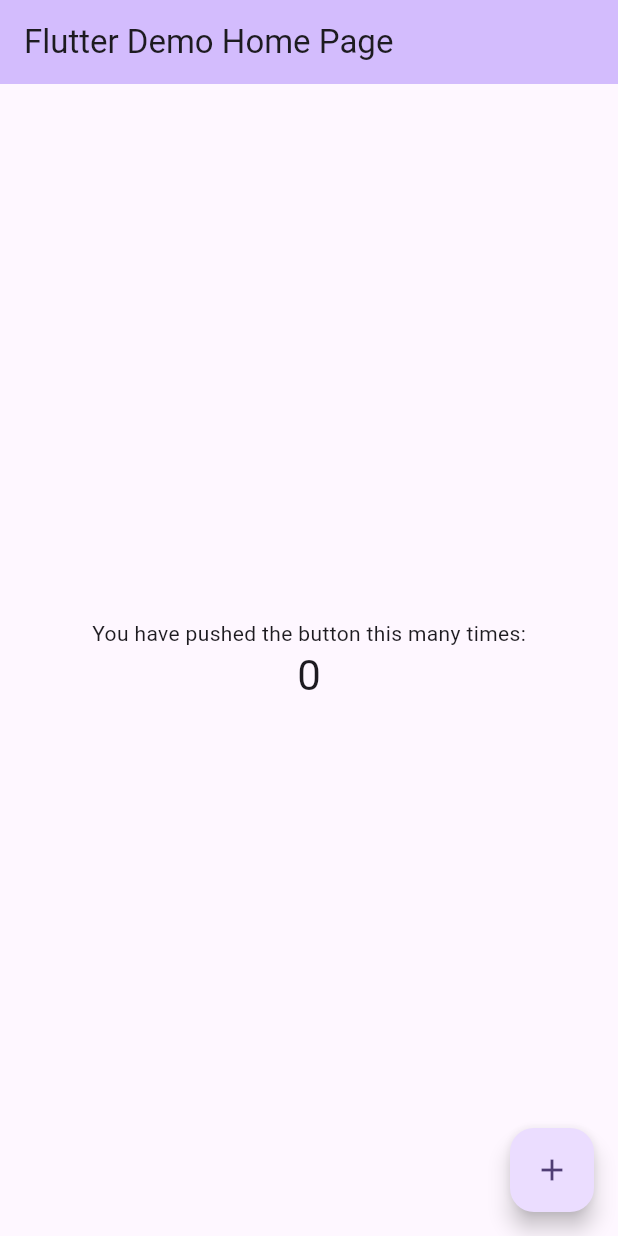
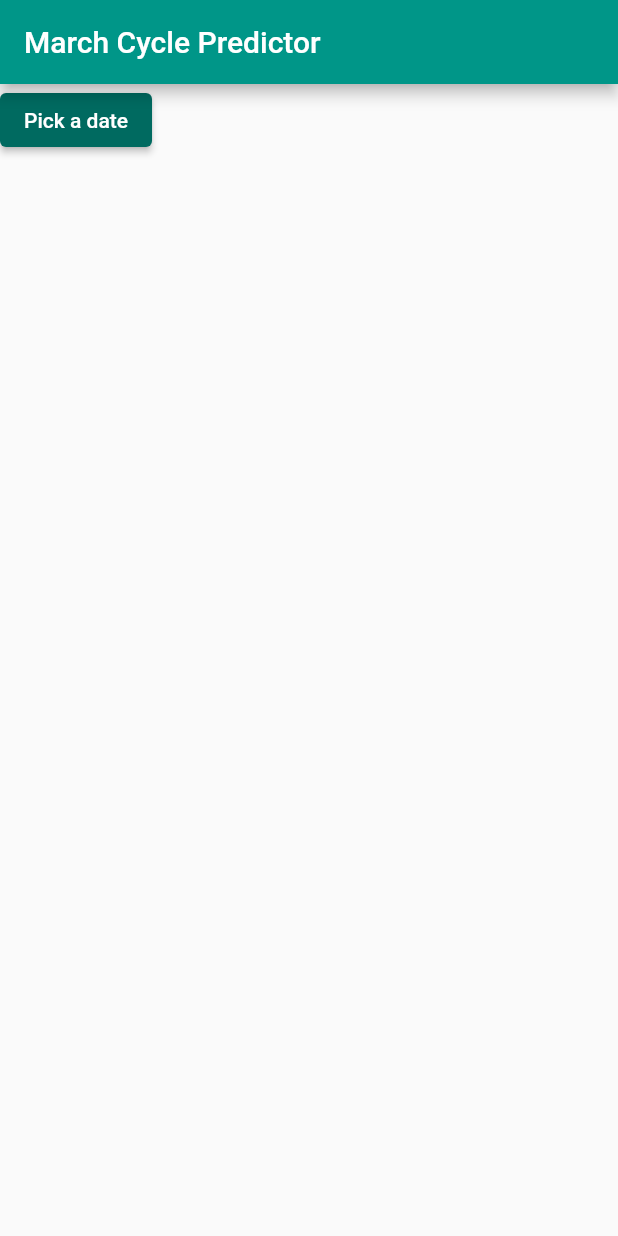
Before and after one commit to SoroushBeigi/March-Cycle-Predictor, a Flutter app: the screen it shows after launch, on a phone screen of 412 x 824 dp. Run offline on Flutter 3.47's test engine with Material 2 defaults, Android fonts, the phone set to English and light mode, and no system bars; our stand-ins replace bloc.

Commit message:
basic app structure

```diff
--- /dev/null
+++ b/lib/app.dart
@@ -0,0 +1,15 @@
+import 'package:flutter/material.dart';
+import 'package:march_cycle_predictor/features/feature_period/presentation/period_screen.dart';
+
+class MyApp extends StatelessWidget {
+  const MyApp({super.key});
+  @override
+  Widget build(BuildContext context) {
+    return MaterialApp(
+      theme: ThemeData(
+        colorScheme: ColorScheme.fromSeed(seedColor: Colors.teal),
+      ),
+      home: const PeriodScreen(),
+    );
+  }
+}
--- /dev/null
+++ b/lib/core/logic/period_calculation.dart
@@ -0,0 +1,3 @@
+class PeriodCalculation{
+
+}
--- /dev/null
+++ b/lib/features/feature_period/presentation/bloc/period_event.dart
@@ -0,0 +1,4 @@
+part of 'period_bloc.dart';
+
+@immutable
+sealed class PeriodEvent {}
--- /dev/null
+++ b/lib/features/feature_period/presentation/bloc/period_state.dart
@@ -0,0 +1,6 @@
+part of 'period_bloc.dart';
+
+@immutable
+sealed class PeriodState {}
+
+final class PeriodInitial extends PeriodState {}
--- /dev/null
+++ b/lib/features/feature_period/presentation/period_screen.dart
@@ -0,0 +1,41 @@
+import 'package:flutter/material.dart';
+
+class PeriodScreen extends StatefulWidget {
+  const PeriodScreen({super.key});
+
+  @override
+  State<PeriodScreen> createState() => _PeriodScreenState();
+}
+
+class _PeriodScreenState extends State<PeriodScreen> {
+  @override
+  Widget build(BuildContext context) {
+    return SafeArea(
+      child: Scaffold(
+        appBar: AppBar(
+          title: const Text(
+            'March Cycle Predictor',
+            style: TextStyle(
+              color: Colors.white,
+            ),
+          ),
+          backgroundColor: Colors.teal,
+        ),
+        body: Column(
+          children: [
+            ElevatedButton(
+                onPressed: () {
+                  // showDatePicker(
+                  //     context: context,
+                  //     initialDate: DateTime.now(),
+                  //     firstDate:
+                  //         DateTime.now().subtract(const Duration(days: 150)),
+                  //     lastDate: DateTime.now().add(const Duration(days: 150)));
+                },
+                child: const Text('Pick a date')),
+          ],
+        ),
+      ),
+    );
+  }
+}
--- a/lib/main.dart
+++ b/lib/main.dart
@@ -1,125 +1,12 @@
 import 'package:flutter/material.dart';
+import 'package:march_cycle_predictor/app.dart';
 
-void main() {
+void main() async{
+  await ensureInitializedApp();
   runApp(const MyApp());
 }
 
-class MyApp extends StatelessWidget {
-  const MyApp({super.key});
-
-  // This widget is the root of your application.
-  @override
-  Widget build(BuildContext context) {
-    return MaterialApp(
-      title: 'Flutter Demo',
-      theme: ThemeData(
-        // This is the theme of your application.
-        //
-        // TRY THIS: Try running your application with "flutter run". You'll see
-        // the application has a blue toolbar. Then, without quitting the app,
-        // try changing the seedColor in the colorScheme below to Colors.green
-        // and then invoke "hot reload" (save your changes or press the "hot
-        // reload" button in a Flutter-supported IDE, or press "r" if you used
-        // the command line to start the app).
-        //
-        // Notice that the counter didn't reset back to zero; the application
-        // state is not lost during the reload. To reset the state, use hot
-        // restart instead.
-        //
-        // This works for code too, not just values: Most code changes can be
-        // tested with just a hot reload.
-        colorScheme: ColorScheme.fromSeed(seedColor: Colors.deepPurple),
-        useMaterial3: true,
-      ),
-      home: const MyHomePage(title: 'Flutter Demo Home Page'),
-    );
-  }
+Future<void> ensureInitializedApp() async {
+  WidgetsFlutterBinding.ensureInitialized();
+  //Implement any initialization before running the app.
 }
-
-class MyHomePage extends StatefulWidget {
-  const MyHomePage({super.key, required this.title});
-
-  // This widget is the home page of your application. It is stateful, meaning
-  // that it has a State object (defined below) that contains fields that affect
-  // how it looks.
-
-  // This class is the configuration for the state. It holds the values (in this
-  // case the title) provided by the parent (in this case the App widget) and
-  // used by the build method of the State. Fields in a Widget subclass are
-  // always marked "final".
-
-  final String title;
-
-  @override
-  State<MyHomePage> createState() => _MyHomePageState();
-}
-
-class _MyHomePageState extends State<MyHomePage> {
-  int _counter = 0;
-
-  void _incrementCounter() {
-    setState(() {
-      // This call to setState tells the Flutter framework that something has
-      // changed in this State, which causes it to rerun the build method below
-      // so that the display can reflect the updated values. If we changed
-      // _counter without calling setState(), then the build method would not be
-      // called again, and so nothing would appear to happen.
-      _counter++;
-    });
-  }
-
-  @override
-  Widget build(BuildContext context) {
-    // This method is rerun every time setState is called, for instance as done
-    // by the _incrementCounter method above.
-    //
-    // The Flutter framework has been optimized to make rerunning build methods
-    // fast, so that you can just rebuild anything that needs updating rather
-    // than having to individually change instances of widgets.
-    return Scaffold(
-      appBar: AppBar(
-        // TRY THIS: Try changing the color here to a specific color (to
-        // Colors.amber, perhaps?) and trigger a hot reload to see the AppBar
-        // change color while the other colors stay the same.
-        backgroundColor: Theme.of(context).colorScheme.inversePrimary,
-        // Here we take the value from the MyHomePage object that was created by
-        // the App.build method, and use it to set our appbar title.
-        title: Text(widget.title),
-      ),
-      body: Center(
-        // Center is a layout widget. It takes a single child and positions it
-        // in the middle of the parent.
-        child: Column(
-          // Column is also a layout widget. It takes a list of children and
-          // arranges them vertically. By default, it sizes itself to fit its
-          // children horizontally, and tries to be as tall as its parent.
-          //
-          // Column has various properties to control how it sizes itself and
-          // how it positions its children. Here we use mainAxisAlignment to
-          // center the children vertically; the main axis here is the vertical
-          // axis because Columns are vertical (the cross axis would be
-          // horizontal).
-          //
-          // TRY THIS: Invoke "debug painting" (choose the "Toggle Debug Paint"
-          // action in the IDE, or press "p" in the console), to see the
-          // wireframe for each widget.
-          mainAxisAlignment: MainAxisAlignment.center,
-          children: <Widget>[
-            const Text(
-              'You have pushed the button this many times:',
-            ),
-            Text(
-              '$_counter',
-              style: Theme.of(context).textTheme.headlineMedium,
-            ),
-          ],
-        ),
-      ),
-      floatingActionButton: FloatingActionButton(
-        onPressed: _incrementCounter,
-        tooltip: 'Increment',
-        child: const Icon(Icons.add),
-      ), // This trailing comma makes auto-formatting nicer for build methods.
-    );
-  }
-}
--- a/pubspec.yaml
+++ b/pubspec.yaml
@@ -35,6 +35,7 @@ dependencies:
   # The following adds the Cupertino Icons font to your application.
   # Use with the CupertinoIcons class for iOS style icons.
   cupertino_icons: ^1.0.2
+  bloc: ^8.1.2
 
 dev_dependencies:
   flutter_test:
```
Also changed, not shown: lib/features/feature_period/presentation/bloc/period_bloc.dart (added, +14 -0 lines), pubspec.lock.
